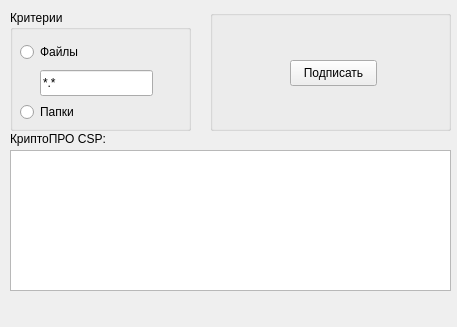
This is mainwindow.ui in sprntl/signall as Qt 5 draws it before an edit. The edited form follows.
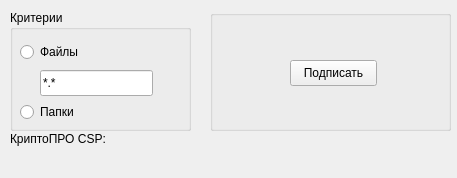
This is the edited form.

```diff
--- a/mainwindow.ui
+++ b/mainwindow.ui
@@ -7,7 +7,7 @@
     <x>0</x>
     <y>0</y>
     <width>457</width>
-    <height>327</height>
+    <height>178</height>
    </rect>
   </property>
   <property name="windowTitle">
@@ -118,16 +118,6 @@
      <string/>
     </property>
    </widget>
-   <widget class="QTextEdit" name="textEdit">
-    <property name="geometry">
-     <rect>
-      <x>10</x>
-      <y>150</y>
-      <width>441</width>
-      <height>141</height>
-     </rect>
-    </property>
-   </widget>
   </widget>
   <widget class="QMenuBar" name="menubar">
    <property name="geometry">
```
